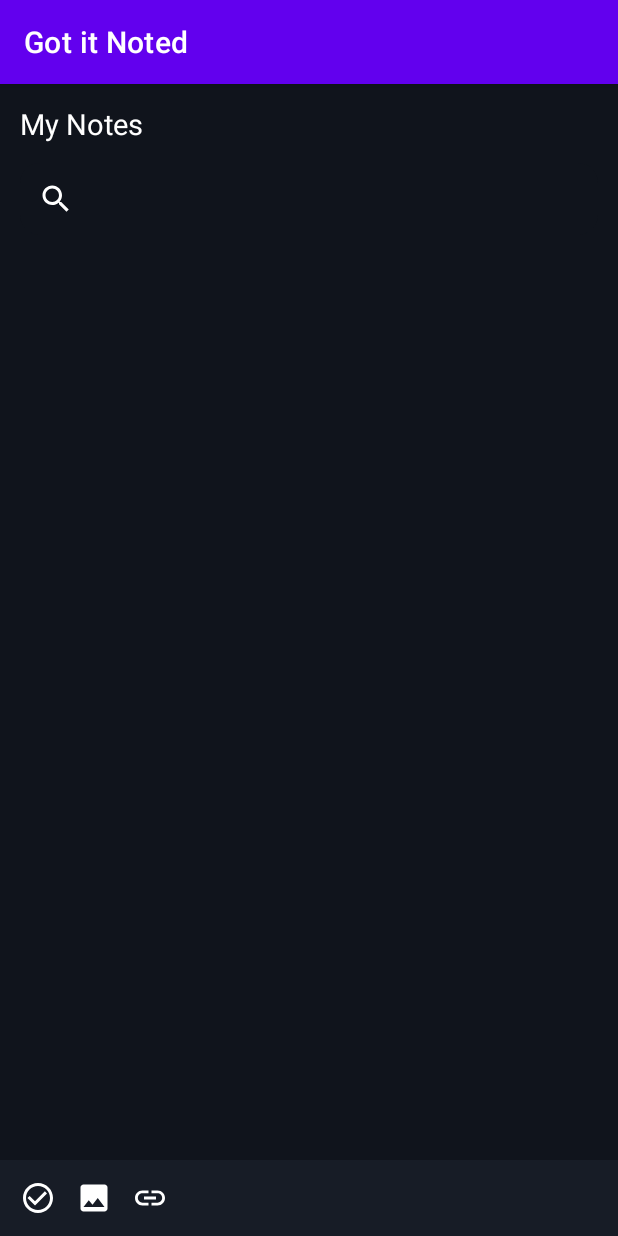
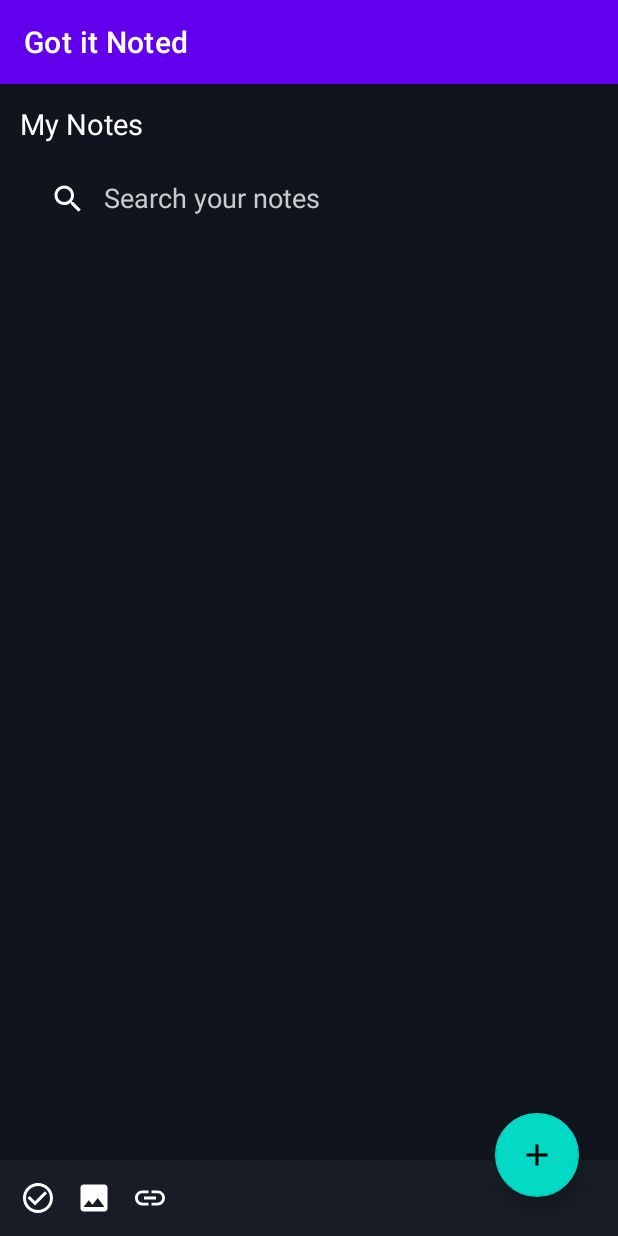
Before and after one commit to djag07907/GotItNoted, an Android app: the screen it shows after launch (MainActivity), on a phone screen of 412 x 824 dp. Run offline under Robolectric (Android 15) with nearby library versions, the phone set to English and light mode, and no system bars; our stand-ins replace sdp/ssp sizes.

Commit message:
search theme setting

```diff
--- /dev/null
+++ b/app/src/main/res/drawable/ic_add.xml
@@ -0,0 +1,10 @@
+<vector xmlns:android="http://schemas.android.com/apk/res/android"
+    android:width="24dp"
+    android:height="24dp"
+    android:viewportWidth="24"
+    android:viewportHeight="24"
+    android:tint="?attr/colorControlNormal">
+  <path
+      android:fillColor="@android:color/white"
+      android:pathData="M19,13h-6v6h-2v-6H5v-2h6V5h2v6h6v2z"/>
+</vector>
--- a/app/src/main/res/layout/activity_main.xml
+++ b/app/src/main/res/layout/activity_main.xml
@@ -21,12 +21,16 @@
         />
 
     <SearchView
+        android:queryHint="@string/search"
+        android:theme="@style/ThemeOverlay.search"
+        android:iconifiedByDefault="false"
         android:layout_width="match_parent"
         android:layout_height="wrap_content"
         android:background="@drawable/background"
         android:layout_margin="@dimen/_10sdp"
         app:layout_constraintTop_toBottomOf="@+id/mynotes"
         app:layout_constraintStart_toStartOf="parent"
+        app:layout_constraintEnd_toEndOf="parent"
         android:id="@+id/search_view"
         android:searchIcon="@drawable/ic_search"
         />
@@ -41,6 +45,7 @@
         />
 
     <LinearLayout
+        android:id="@+id/layout1"
         android:layout_width="match_parent"
         android:layout_height="wrap_content"
         app:layout_constraintBottom_toBottomOf="parent"
@@ -75,4 +80,16 @@
 
         </LinearLayout>
 
+    <com.google.android.material.floatingactionbutton.FloatingActionButton
+        android:layout_width="wrap_content"
+        android:layout_height="wrap_content"
+        android:background="@color/colorBlue"
+        android:tint="@color/colorWhite"
+        android:layout_marginEnd="@dimen/_20sdp"
+        android:layout_marginBottom="@dimen/_20sdp"
+        app:layout_constraintBottom_toBottomOf="parent"
+        app:layout_constraintEnd_toEndOf="parent"
+        android:src="@drawable/ic_add"
+        />
+
 </androidx.constraintlayout.widget.ConstraintLayout>
--- a/app/src/main/res/values/colors.xml
+++ b/app/src/main/res/values/colors.xml
@@ -11,6 +11,7 @@
     <color name="colorPrimaryDark">#171c26</color>
     <color name="colorAccent">#03DAC5</color>
     <color name="colorWhite">#ffffff</color>
+    <color name="colorGrey">#CACACA</color>
     <color name="colorBlack">#FF000000</color>
 <!--    <color name="colorLightBlack">#171c26</color>-->
     <color name="colorDarkBlack">#10141C</color>
--- a/app/src/main/res/values/strings.xml
+++ b/app/src/main/res/values/strings.xml
@@ -1,4 +1,5 @@
 <resources>
     <string name="app_name">Got it Noted</string>
     <string name="notes">My Notes</string>
+    <string name="search">Search your notes</string>
 </resources>
--- a/app/src/main/res/values/styles.xml
+++ b/app/src/main/res/values/styles.xml
@@ -8,4 +8,11 @@
         <item name="colorAccent">@color/colorAccent</item>
     </style>
 
+    <style name="ThemeOverlay.search" parent="AppTheme">
+<!--        Text color    -->
+        <item name="android:editTextColor">@color/colorWhite</item>
+<!--        Hint text color    -->
+        <item name="android:textColorHint">@color/colorGrey</item>
+    </style>
+
 </resources>
```
